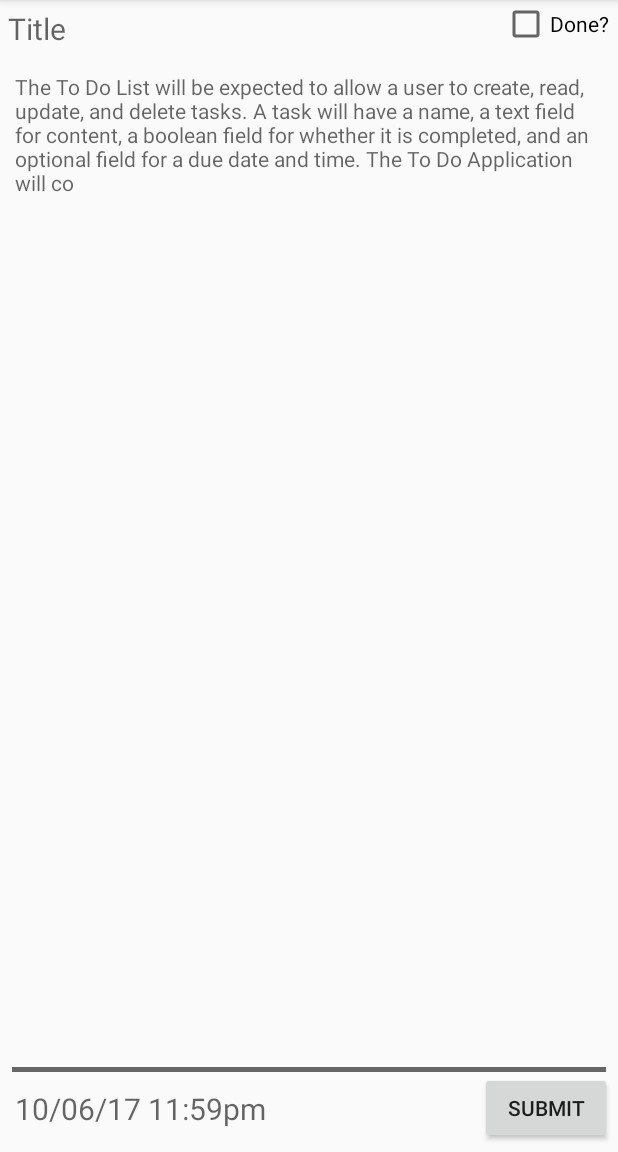
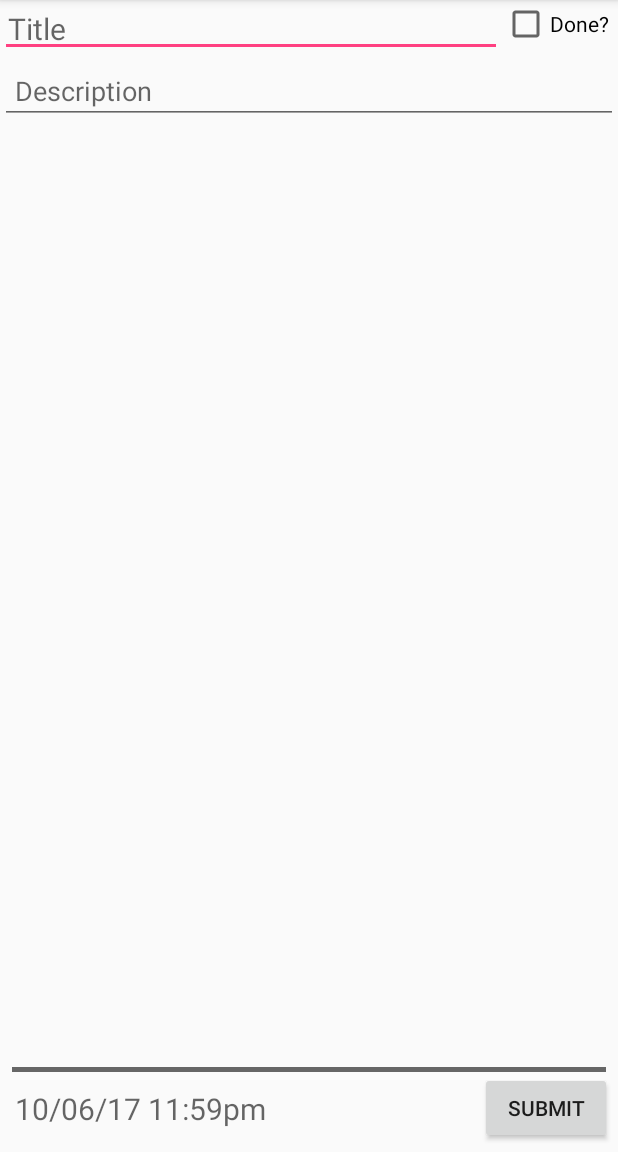
Before and after one commit to torencaldwell/Assignment2, an Android app: the todoActivity screen opened directly, with no data from a screen before it, on a phone screen of 412 x 824 dp, the part 84-1236 px from its top. Run offline under Robolectric (Android 15) with nearby library versions, the phone set to English and light mode, and no system bars.

```diff
--- a/app/src/main/java/edu/uark/csce/assignment2/todoActivity.java
+++ b/app/src/main/java/edu/uark/csce/assignment2/todoActivity.java
@@ -1,12 +1,20 @@
 package edu.uark.csce.assignment2;
 
+import android.app.Dialog;
+import android.app.DialogFragment;
+import android.app.TimePickerDialog;
+import android.icu.util.Calendar;
+import android.support.v4.app.FragmentActivity;
 import android.support.v7.app.AppCompatActivity;
 import android.os.Bundle;
+import android.text.format.DateFormat;
 import android.util.Log;
 import android.view.View;
 import android.widget.Button;
+import android.widget.TextView;
+import android.widget.TimePicker;
 
-public class todoActivity extends AppCompatActivity {
+public class todoActivity extends AppCompatActivity{
 
     Button submitButton;
 
@@ -23,6 +31,16 @@ public class todoActivity extends AppCompatActivity {
                 finish();
             }
         });
+
+        TextView datetime = (TextView)findViewById(R.id.datetime);
+
+        datetime.setOnClickListener(new View.OnClickListener() {
+            @Override
+            public void onClick(View view){
+                DialogFragment newFragment = new TimePickerFragment();
+                newFragment.show(getFragmentManager(), "timePicker");
+            }
+        });
     }
 
     @Override
--- a/app/src/main/res/layout/activity_todo.xml
+++ b/app/src/main/res/layout/activity_todo.xml
@@ -20,7 +20,7 @@
             android:layout_alignParentEnd="true"
             android:layout_marginRight="6dp"/>
 
-        <TextView
+        <EditText
             android:layout_width="match_parent"
             android:layout_height="wrap_content"
             android:hint="Title"
@@ -31,9 +31,9 @@
             />
     </RelativeLayout>
 
-    <TextView
+    <EditText
         android:layout_width="match_parent"
-        android:layout_height="match_parent"
+        android:layout_height="wrap_content"
         android:hint="@string/descriptionHint"
         android:layout_below="@id/topView"
         android:id="@+id/todoDescription"
@@ -70,8 +70,10 @@
             android:id="@+id/datetime"
             android:textSize="20dp"
             android:padding="10dp"
+            android:layout_toLeftOf="@id/submitButton"
             android:layout_alignParentBottom="true"
-            android:layout_alignParentStart="true" />
+            android:layout_alignParentStart="true"/>
+
     </RelativeLayout>
 
 
--- a/app/src/main/res/values/strings.xml
+++ b/app/src/main/res/values/strings.xml
@@ -1,8 +1,5 @@
 <resources>
     <string name="app_name">Assignment2</string>
     <string name="action_settings">Settings</string>
-    <string name="descriptionHint">The To Do List will be expected to allow a user to create, read,
-update, and delete tasks. A task will have a name, a text field for content, a boolean field
-for whether it is completed, and an optional field for a due date and time.
-The To Do Application will co</string>
+    <string name="descriptionHint">Description</string>
 </resources>
```
Also changed, not shown: app/src/main/java/edu/uark/csce/assignment2/TimePickerFragment.java (added, +30 -0 lines), app/src/main/java/edu/uark/csce/assignment2/crudService.java (+55 -0 lines).
